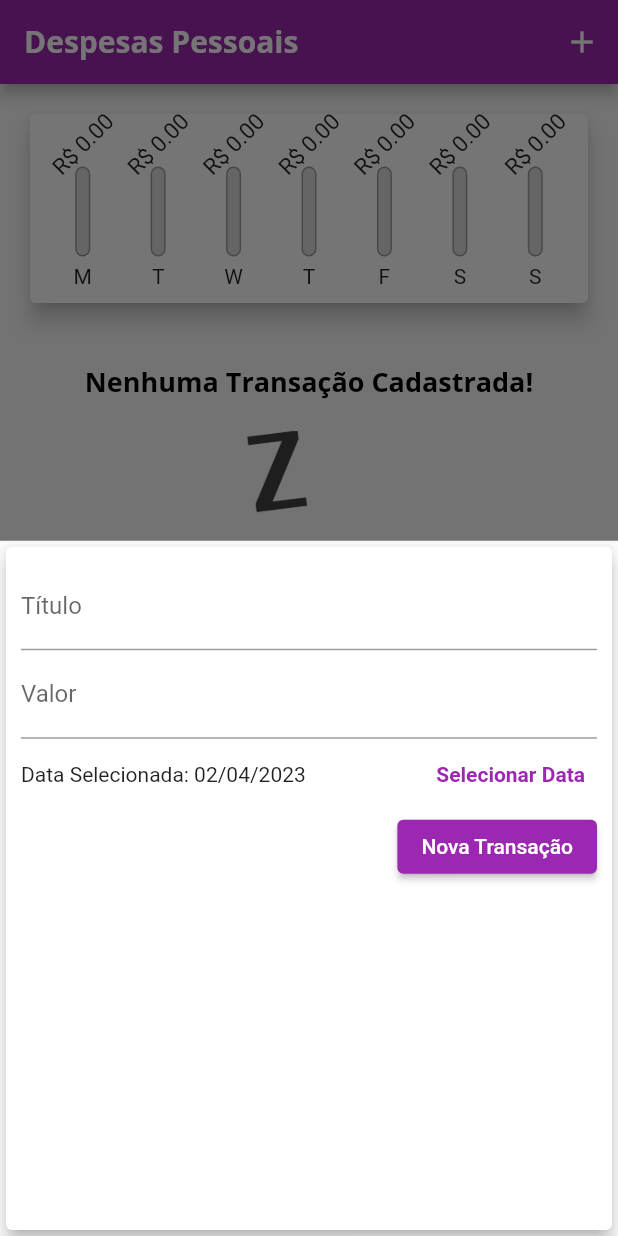
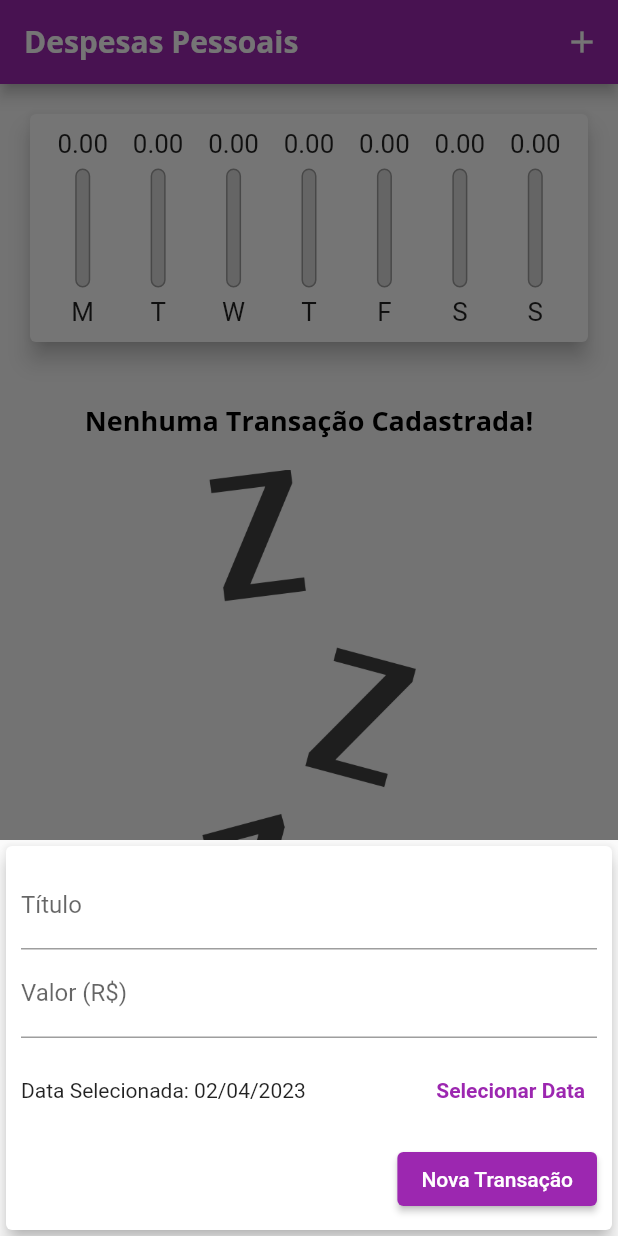
Before and after one commit to nickollasaranha/flutter_udemy, a Flutter app: the screen it shows after launch, after a tap on the "add" icon, on a phone screen of 412 x 824 dp. Run offline on Flutter 3.47's test engine with Material 2 defaults, Android fonts, the phone set to English and light mode, and no system bars.

Commit message:
feat: end of module 5

```diff
--- /dev/null
+++ b/expenses/lib/components/adaptative_button.dart
@@ -0,0 +1,28 @@
+import 'dart:io';
+import 'package:flutter/cupertino.dart';
+import 'package:flutter/material.dart';
+
+class AdaptativeButton extends StatelessWidget {
+  const AdaptativeButton(
+      {super.key, required this.label, required this.onPressed});
+
+  final String label;
+  final Function() onPressed;
+
+  @override
+  Widget build(BuildContext context) {
+    return Platform.isIOS
+        ? CupertinoButton(
+            child: Text(label),
+            onPressed: onPressed,
+            color: Theme.of(context).colorScheme.primary,
+            padding: const EdgeInsets.symmetric(
+              horizontal: 15,
+            ),
+          )
+        : ElevatedButton(
+            child: Text(label),
+            onPressed: onPressed,
+          );
+  }
+}
--- /dev/null
+++ b/expenses/lib/components/adaptative_date_picker.dart
@@ -0,0 +1,64 @@
+import 'dart:io';
+import 'package:flutter/cupertino.dart';
+import 'package:flutter/material.dart';
+import 'package:intl/intl.dart';
+
+class AdaptativeDatePicker extends StatelessWidget {
+  const AdaptativeDatePicker({
+    super.key,
+    required this.selectedDate,
+    required this.onDateChanged,
+  });
+
+  final DateTime selectedDate;
+  final Function(DateTime) onDateChanged;
+
+  _showDatePicker(BuildContext context) {
+    showDatePicker(
+      context: context,
+      initialDate: DateTime.now(),
+      firstDate: DateTime(2019),
+      lastDate: DateTime.now(),
+    ).then((pickedDate) {
+      if (pickedDate == null) {
+        return;
+      }
+
+      onDateChanged(pickedDate);
+    });
+  }
+
+  @override
+  Widget build(BuildContext context) {
+    return Platform.isIOS
+        ? Container(
+            height: 180,
+            child: CupertinoDatePicker(
+              mode: CupertinoDatePickerMode.date,
+              initialDateTime: DateTime.now(),
+              minimumDate: DateTime(2021),
+              maximumDate: DateTime.now(),
+              onDateTimeChanged: onDateChanged,
+            ),
+          )
+        : Container(
+            height: 70,
+            child: Row(
+              children: <Widget>[
+                Expanded(
+                  child: Text(
+                    "Data Selecionada: ${DateFormat('dd/MM/y').format(selectedDate)}",
+                  ),
+                ),
+                TextButton(
+                  onPressed: () => _showDatePicker(context),
+                  child: const Text("Selecionar Data",
+                      style: TextStyle(
+                        fontWeight: FontWeight.bold,
+                      )),
+                ),
+              ],
+            ),
+          );
+  }
+}
--- /dev/null
+++ b/expenses/lib/components/adaptative_text_field.dart
@@ -0,0 +1,46 @@
+import 'dart:io';
+import 'package:flutter/cupertino.dart';
+import 'package:flutter/material.dart';
+
+class AdaptativeTextField extends StatelessWidget {
+  const AdaptativeTextField({
+    super.key,
+    required this.controller,
+    required this.keyboardType,
+    required this.onSubmitted,
+    required this.label,
+  });
+
+  final TextEditingController controller;
+  final TextInputType keyboardType;
+  final Function(String) onSubmitted;
+  final String label;
+
+  @override
+  Widget build(BuildContext context) {
+    return Platform.isIOS
+        ? Padding(
+            padding: const EdgeInsets.only(
+              bottom: 10,
+            ),
+            child: CupertinoTextField(
+              controller: controller,
+              keyboardType: keyboardType,
+              onSubmitted: onSubmitted,
+              placeholder: label,
+              padding: EdgeInsets.symmetric(
+                horizontal: 6,
+                vertical: 12,
+              ),
+            ),
+          )
+        : TextField(
+            controller: controller,
+            keyboardType: keyboardType,
+            onSubmitted: onSubmitted,
+            decoration: InputDecoration(
+              labelText: label,
+            ),
+          );
+  }
+}
--- a/expenses/lib/components/chart_bar.dart
+++ b/expenses/lib/components/chart_bar.dart
@@ -10,22 +10,20 @@ class ChartBar extends StatelessWidget {
 
   @override
   Widget build(BuildContext context) {
+    return LayoutBuilder(builder: ((ctx, constraints) {
       return Column(
         children: [
-        Transform.rotate(
-          angle: -math.pi / 4,
-          child: Container(
-            height: 20,
+          Container(
+            height: constraints.maxHeight * 0.15,
             child: FittedBox(
-              child: Text('R\$ ${value?.toStringAsFixed(2)}'),
-            ),
+              child: Text('${value?.toStringAsFixed(2)}'),
             ),
           ),
           SizedBox(
-          height: 5,
+            height: constraints.maxHeight * 0.05,
           ),
           Container(
-          height: 60,
+            height: constraints.maxHeight * 0.6,
             width: 10,
             child: Stack(
               alignment: Alignment.bottomCenter,
@@ -53,10 +51,14 @@ class ChartBar extends StatelessWidget {
             ),
           ),
           SizedBox(
-          height: 5,
+            height: constraints.maxHeight * 0.05,
           ),
-        Text(label!),
+          Container(
+            height: constraints.maxHeight * 0.15,
+            child: FittedBox(child: Text(label!)),
+          ),
         ],
       );
+    }));
   }
 }
--- a/expenses/lib/components/transaction_form.dart
+++ b/expenses/lib/components/transaction_form.dart
@@ -1,4 +1,7 @@
 import 'package:flutter/material.dart';
+import 'adaptative_button.dart';
+import 'adaptative_text_field.dart';
+import 'adaptative_date_picker.dart';
 import 'package:intl/intl.dart';
 
 class TransactionForm extends StatefulWidget {
@@ -25,77 +28,52 @@ class _TransactionFormState extends State<TransactionForm> {
     widget.onSubmit(title, value, _selectedDate);
   }
 
-  _showDatePicker() {
-    showDatePicker(
-      context: context,
-      initialDate: DateTime.now(),
-      firstDate: DateTime(2019),
-      lastDate: DateTime.now(),
-    ).then((pickedDate) {
-      if (pickedDate == null) {
-        return;
-      }
-
-      setState(() {
-        _selectedDate = pickedDate;
-      });
-    });
-  }
-
   @override
   Widget build(BuildContext context) {
-    return Card(
+    return SingleChildScrollView(
+      child: Card(
         elevation: 5,
         child: Padding(
-        padding: const EdgeInsets.all(10),
+          padding: EdgeInsets.only(
+            top: 10,
+            right: 10,
+            left: 10,
+            bottom: 10 + (MediaQuery.of(context).viewInsets.bottom),
+          ),
           child: Column(
             children: [
-            TextField(
+              AdaptativeTextField(
                 controller: _titleController,
+                keyboardType: TextInputType.text,
                 onSubmitted: (_) => _submitForm(),
-              decoration: const InputDecoration(
-                labelText: 'Título',
+                label: 'Título',
               ),
+              AdaptativeTextField(
+                controller: _valueController,
+                keyboardType: TextInputType.numberWithOptions(decimal: true),
+                onSubmitted: (_) => _submitForm(),
+                label: 'Valor (R\$)',
               ),
-            TextField(
-              controller: _valueController,
-              keyboardType:
-                  const TextInputType.numberWithOptions(decimal: true),
-              onSubmitted: (_) => _submitForm(),
-              decoration: const InputDecoration(
-                labelText: 'Valor',
-              ),
-            ),
-            Row(
-              children: [
-                Expanded(
-                  child: Text(
-                    "Data Selecionada: ${DateFormat('dd/MM/y').format(_selectedDate)}",
-                  ),
-                ),
-                TextButton(
-                  onPressed: _showDatePicker,
-                  child: const Text("Selecionar Data",
-                      style: TextStyle(
-                        fontWeight: FontWeight.bold,
-                      )),
-                ),
-              ],
-            ),
+              AdaptativeDatePicker(
+                  selectedDate: _selectedDate,
+                  onDateChanged: (newDate) {
+                    setState(() {
+                      _selectedDate = newDate;
+                    });
+                  }),
               Row(
                 mainAxisAlignment: MainAxisAlignment.end,
                 children: [
-                ElevatedButton(
+                  AdaptativeButton(
+                    label: "Nova Transação",
                     onPressed: _submitForm,
-                  child: const Text(
-                    'Nova Transação',
-                  ),
-                ),
+                  )
                 ],
               )
             ],
           ),
         ),
+      ),
     );
   }
 }
--- a/expenses/lib/components/transaction_list.dart
+++ b/expenses/lib/components/transaction_list.dart
@@ -9,30 +9,30 @@ class TransactionList extends StatelessWidget {
   final List<Transaction> transactions;
   @override
   Widget build(BuildContext context) {
-    return Container(
-      height: 630,
-      child: transactions.isEmpty
-          ? Column(
+    return transactions.isEmpty
+        ? LayoutBuilder(builder: (ctx, constraints) {
+            return Column(
               children: [
-                const SizedBox(
+                SizedBox(
                   height: 20,
                 ),
                 Text(
                   'Nenhuma Transação Cadastrada!',
                   style: Theme.of(context).textTheme.headline6,
                 ),
-                const SizedBox(
+                SizedBox(
                   height: 20,
                 ),
                 Container(
-                  height: 200,
+                  height: constraints.maxHeight * 0.6,
                   child: Image.asset(
                     'assets/images/waiting.png',
                     fit: BoxFit.cover,
                   ),
                 ),
               ],
-            )
+            );
+          })
         : ListView.builder(
             itemCount: transactions.length,
             itemBuilder: (ctx, index) {
@@ -61,14 +61,19 @@ class TransactionList extends StatelessWidget {
                     subtitle: Text(
                       DateFormat('d MMM y').format(tr.date),
                     ),
-                      trailing: IconButton(
+                    trailing: MediaQuery.of(context).size.width > 400
+                        ? TextButton.icon(
+                            onPressed: (() => onRemove(tr.id)),
+                            icon: Icon(Icons.delete),
+                            label: Text("Excluir"),
+                          )
+                        : IconButton(
                             icon: Icon(Icons.delete),
                             color: Theme.of(context).colorScheme.error,
                             onPressed: (() => onRemove(tr.id)),
                           )),
               );
             },
-            ),
           );
   }
 }
--- a/expenses/lib/main.dart
+++ b/expenses/lib/main.dart
@@ -1,12 +1,11 @@
-import 'dart:ffi';
-
 import 'package:expenses/components/chart.dart';
 import 'package:expenses/components/transaction_form.dart';
+import 'package:flutter/cupertino.dart';
 import 'package:flutter/material.dart';
-import 'package:expenses/components/transaction_form.dart';
 import 'package:expenses/components/transaction_list.dart';
 import 'package:expenses/models/transaction.dart';
 import 'dart:math';
+import 'dart:io';
 
 main() => runApp(ExpensesApp());
 
@@ -53,6 +52,7 @@ class MyHomePage extends StatefulWidget {
 
 class _MyHomePageState extends State<MyHomePage> {
   final List<Transaction> _transactions = [];
+  bool _showChart = false;
 
   List<Transaction> get _recentTransactions {
     return _transactions.where((tr) {
@@ -90,34 +90,93 @@ class _MyHomePageState extends State<MyHomePage> {
     );
   }
 
+  Widget _getIconButton(IconData icon, Function() fn) {
+    return Platform.isIOS
+        ? GestureDetector(onTap: fn, child: Icon(icon))
+        : IconButton(
+            onPressed: (fn),
+            icon: Icon(icon),
+          );
+  }
+
   @override
   Widget build(BuildContext context) {
-    return Scaffold(
-      appBar: AppBar(
+    final mediaQuery = MediaQuery.of(context);
+    bool isLandscape = mediaQuery.orientation == Orientation.landscape;
+
+    final iconList = Platform.isIOS ? CupertinoIcons.news : Icons.list;
+    final chartList = Platform.isIOS ? CupertinoIcons.alt : Icons.show_chart;
+
+    final actions = <Widget>[
+      if (isLandscape)
+        _getIconButton(
+          _showChart ? iconList : chartList,
+          () {
+            setState(() {
+              _showChart = !_showChart;
+            });
+          },
+        ),
+      _getIconButton(
+        Platform.isIOS ? CupertinoIcons.add : Icons.add,
+        () => _openTransactionFormModal(context),
+      ),
+    ];
+
+    final appBar = AppBar(
       title: Text('Despesas Pessoais'),
-        actions: [
-          IconButton(
-            onPressed: (() => _openTransactionFormModal(context)),
-            icon: Icon(Icons.add),
-          )
-        ],
-      ),
-      body: SingleChildScrollView(
+      actions: actions,
+    );
+
+    final availableHeight = mediaQuery.size.height -
+        appBar.preferredSize.height -
+        mediaQuery.padding.top;
+
+    final bodyPage = SafeArea(
+        child: SingleChildScrollView(
       child: Column(
           crossAxisAlignment: CrossAxisAlignment.stretch,
           children: <Widget>[
-              Chart(recentTransaction: _recentTransactions),
-              TransactionList(
+            if (_showChart || !isLandscape)
+              Container(
+                height: availableHeight * (isLandscape ? 0.75 : 0.25),
+                child: Chart(recentTransaction: _recentTransactions),
+              ),
+            if (!_showChart || !isLandscape)
+              Container(
+                height: availableHeight * (isLandscape ? 1 : 0.7),
+                child: TransactionList(
                   transactions: _transactions,
                   onRemove: _removeTransaction,
                 ),
+              ),
           ]),
+    ));
+
+    return Platform.isIOS
+        ? CupertinoPageScaffold(
+            navigationBar: CupertinoNavigationBar(
+              middle: Text('Despesas Pessoais'),
+              trailing: Row(
+                mainAxisSize: MainAxisSize.min,
+                children: actions,
               ),
-      floatingActionButton: FloatingActionButton(
+            ),
+            child: bodyPage,
+          )
+        : Scaffold(
+            appBar: appBar,
+            body: SingleChildScrollView(
+              child: bodyPage,
+            ),
+            floatingActionButton: Platform.isIOS
+                ? Container()
+                : FloatingActionButton(
                     child: Icon(Icons.add),
                     onPressed: (() => _openTransactionFormModal(context)),
                   ),
-      floatingActionButtonLocation: FloatingActionButtonLocation.centerFloat,
+            floatingActionButtonLocation:
+                FloatingActionButtonLocation.centerFloat,
           );
   }
 }
```
Lines whose indentation alone changed are shown as unchanged.
